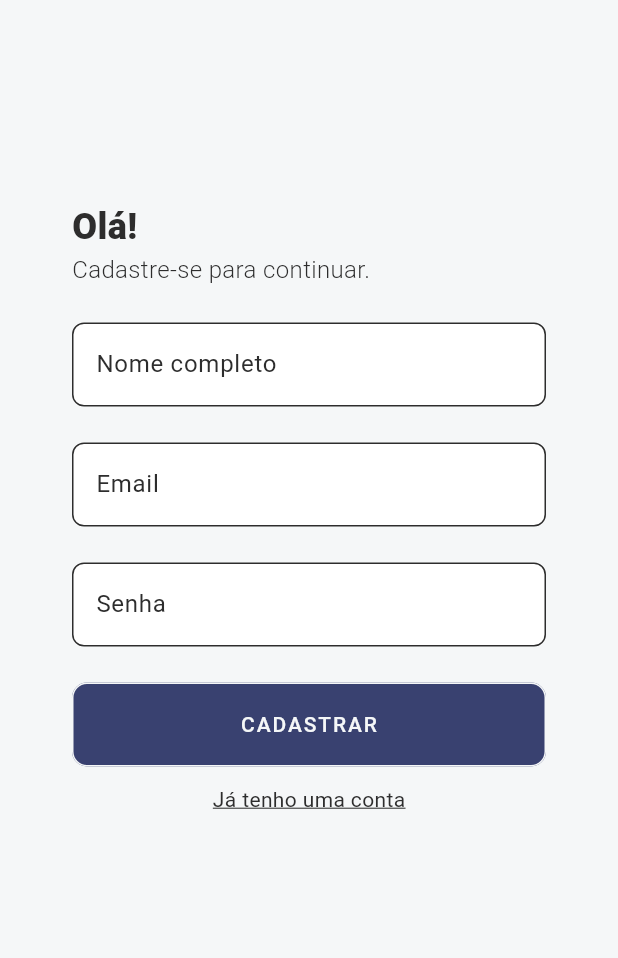
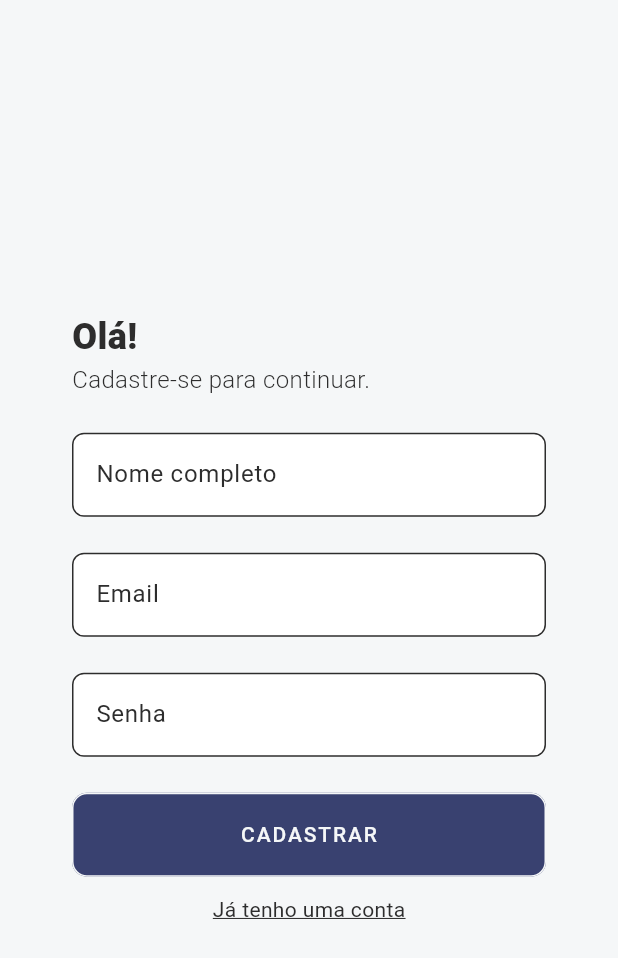
Before and after one commit to IndoorTrackingTeam/indoor-tracking-frontend-mobile, a Flutter app: the screen it shows after launch, after a tap on "Não tem uma conta? Registre-se", on a phone screen of 412 x 824 dp. Shown: the top 958 px of the screen. Run offline on Flutter 3.47's test engine with Material 3 defaults, Android fonts, the phone set to English and light mode, and no system bars; our stand-ins replace flutter_spinkit, google_fonts, image_picker, shared_preferences, shimmer; network calls fail; Roboto replaces fonts that are missing (Play).

Commit message:
style: fixed alignment

```diff
--- a/mobile/lib/main.dart
+++ b/mobile/lib/main.dart
@@ -1,5 +1,3 @@
-// ignore_for_file: prefer_const_constructors, prefer_const_literals_to_create_immutables
-
 import 'package:flutter/material.dart';
 import 'package:mobile/screens/splash_screen.dart';
 import 'package:mobile/utils/dark_theme.dart';
@@ -19,7 +17,7 @@ class MyApp extends StatelessWidget {
       title: 'Indoor Tracking',
       theme: light,
       darkTheme: dark,
-      home: SplashScreen(),
+      home: const SplashScreen(),
     );
   }
 }
--- a/mobile/lib/screens/register_screen.dart
+++ b/mobile/lib/screens/register_screen.dart
@@ -76,8 +76,9 @@ class _RegisterScreenState extends State<RegisterScreen> {
     return Scaffold(
       body: Stack(
         children: [
-          SingleChildScrollView(
-            padding: const EdgeInsets.only(top: 86),
+          Align(
+            alignment: Alignment.center,
+            child: SingleChildScrollView(
               child: Padding(
                 padding: const EdgeInsets.all(48.0),
                 child: Form(
@@ -195,6 +196,7 @@ class _RegisterScreenState extends State<RegisterScreen> {
                 ),
               ),
             ),
+          ),
           if (_isLoading)
             Container(
               color: Colors.black54,
```
Lines whose indentation alone changed are shown as unchanged.
